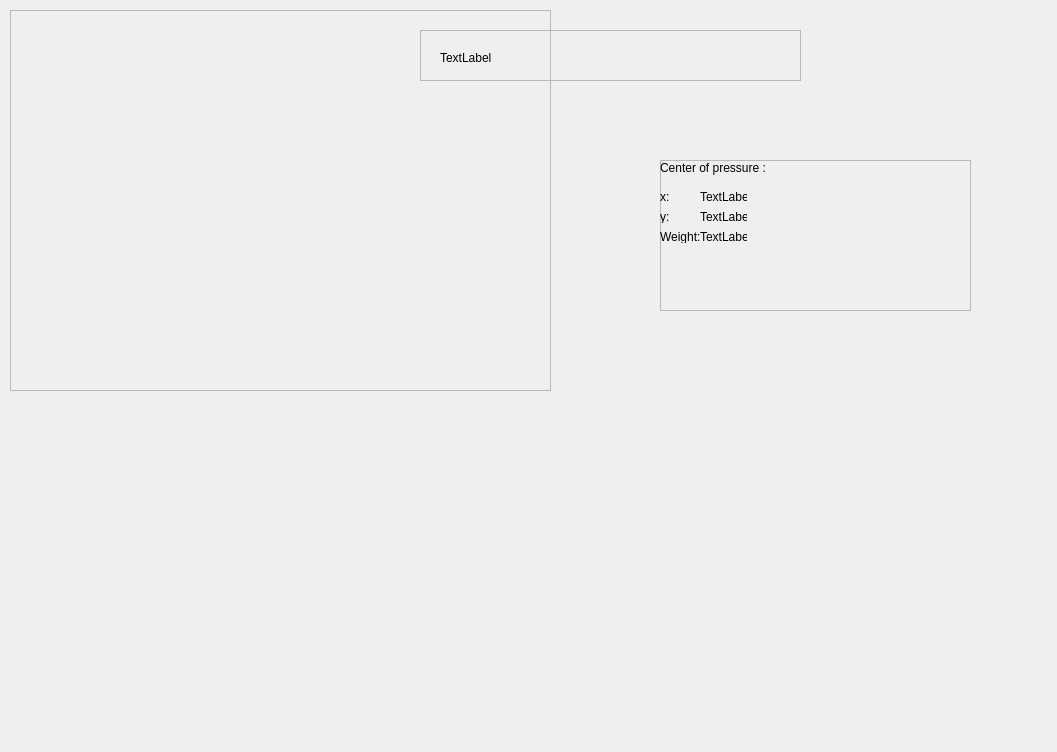
Before: the Qt Designer form EMMA/EMMA/emma.ui in HuiTingChang/Entwicklung-eines-mobilen-markerlosen-Bewegungsanalysesystems, drawn with Qt 5.
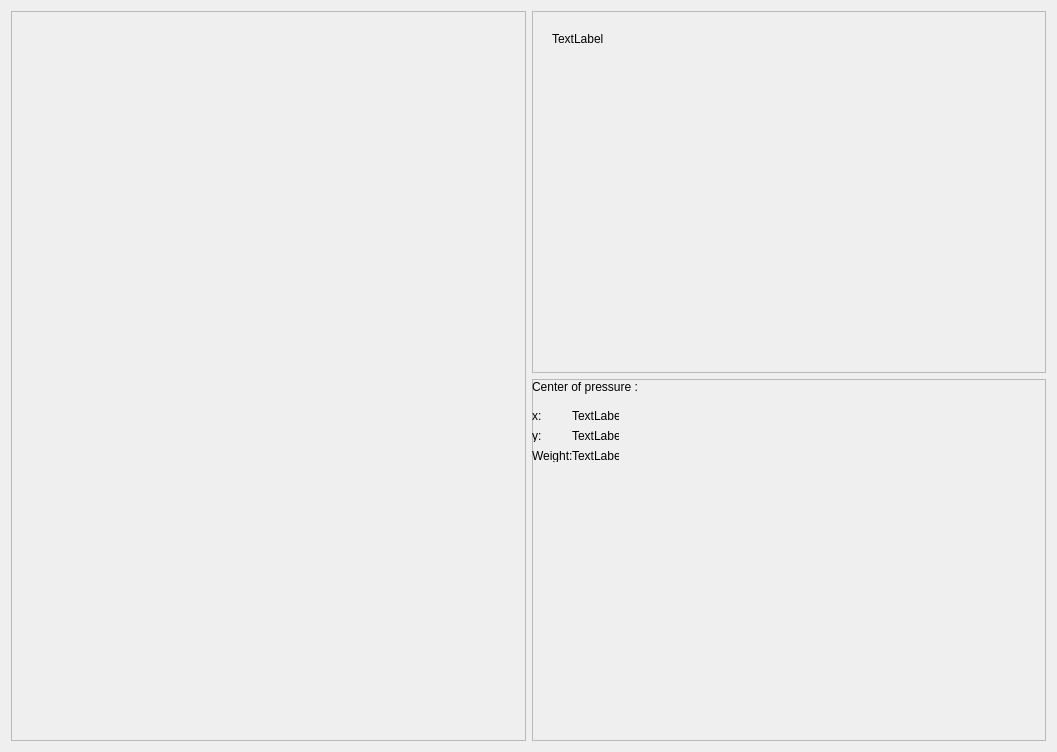
After: the same form once the commit is applied.

Commit message: GUI: move layout definition to emma.ui

Diff of the .ui file:
```diff
--- a/EMMA/EMMA/emma.ui
+++ b/EMMA/EMMA/emma.ui
@@ -13,15 +13,46 @@
   <property name="windowTitle">
    <string>Body_Widget</string>
   </property>
+  <layout class="QVBoxLayout" name="mainVLayout">
+   <item>
+    <layout class="QHBoxLayout" name="subHLayout">
+     <item>
+      <widget class="QFrame" name="Kinect_frame">
+       <property name="frameShape">
+        <enum>QFrame::StyledPanel</enum>
+       </property>
+       <property name="frameShadow">
+        <enum>QFrame::Raised</enum>
+       </property>
+      </widget>
+     </item>
+     <item>
+      <layout class="QVBoxLayout" name="sideVLayout">
+       <item>
+        <widget class="QFrame" name="boad_frame">
+         <property name="frameShape">
+          <enum>QFrame::StyledPanel</enum>
+         </property>
+         <property name="frameShadow">
+          <enum>QFrame::Raised</enum>
+         </property>
+         <widget class="QLabel" name="l_board_on">
+          <property name="geometry">
+           <rect>
+            <x>20</x>
+            <y>20</y>
+            <width>331</width>
+            <height>16</height>
+           </rect>
+          </property>
+          <property name="text">
+           <string>TextLabel</string>
+          </property>
+         </widget>
+        </widget>
+       </item>
+       <item>
   <widget class="QFrame" name="cent_pres_frame">
-   <property name="geometry">
-    <rect>
-     <x>660</x>
-     <y>160</y>
-     <width>311</width>
-     <height>151</height>
-    </rect>
-   </property>
    <property name="frameShape">
     <enum>QFrame::StyledPanel</enum>
    </property>
@@ -119,52 +150,21 @@
      <string>TextLabel</string>
     </property>
    </widget>
-  </widget>
-  <widget class="QFrame" name="Kinect_frame">
-   <property name="geometry">
-    <rect>
-     <x>10</x>
-     <y>10</y>
-     <width>541</width>
-     <height>381</height>
-    </rect>
-   </property>
-   <property name="frameShape">
-    <enum>QFrame::StyledPanel</enum>
-   </property>
-   <property name="frameShadow">
-    <enum>QFrame::Raised</enum>
-   </property>
-  </widget>
-  <widget class="QFrame" name="boad_frame">
-   <property name="geometry">
-    <rect>
-     <x>420</x>
-     <y>30</y>
-     <width>381</width>
-     <height>51</height>
-    </rect>
-   </property>
-   <property name="frameShape">
-    <enum>QFrame::StyledPanel</enum>
-   </property>
-   <property name="frameShadow">
-    <enum>QFrame::Raised</enum>
-   </property>
-   <widget class="QLabel" name="l_board_on">
-    <property name="geometry">
-     <rect>
-      <x>20</x>
-      <y>20</y>
-      <width>331</width>
-      <height>16</height>
-     </rect>
-    </property>
-    <property name="text">
-     <string>TextLabel</string>
-    </property>
-   </widget>
-  </widget>
+         <zorder>label_center_pressure</zorder>
+         <zorder>label_x_text</zorder>
+         <zorder>label_y_text</zorder>
+         <zorder>label_weight</zorder>
+         <zorder>label_center_pr_x</zorder>
+         <zorder>label_center_pr_y</zorder>
+         <zorder>l_weight</zorder>
+         <zorder>horizontalLayoutWidget</zorder>
+        </widget>
+       </item>
+      </layout>
+     </item>
+    </layout>
+   </item>
+  </layout>
  </widget>
  <layoutdefault spacing="6" margin="11"/>
  <resources>
```
Left out of the diff: 4 changed lines with no effect on the pictures. Lines whose indentation alone changed are shown as unchanged. The commit also changes 2 other files.
